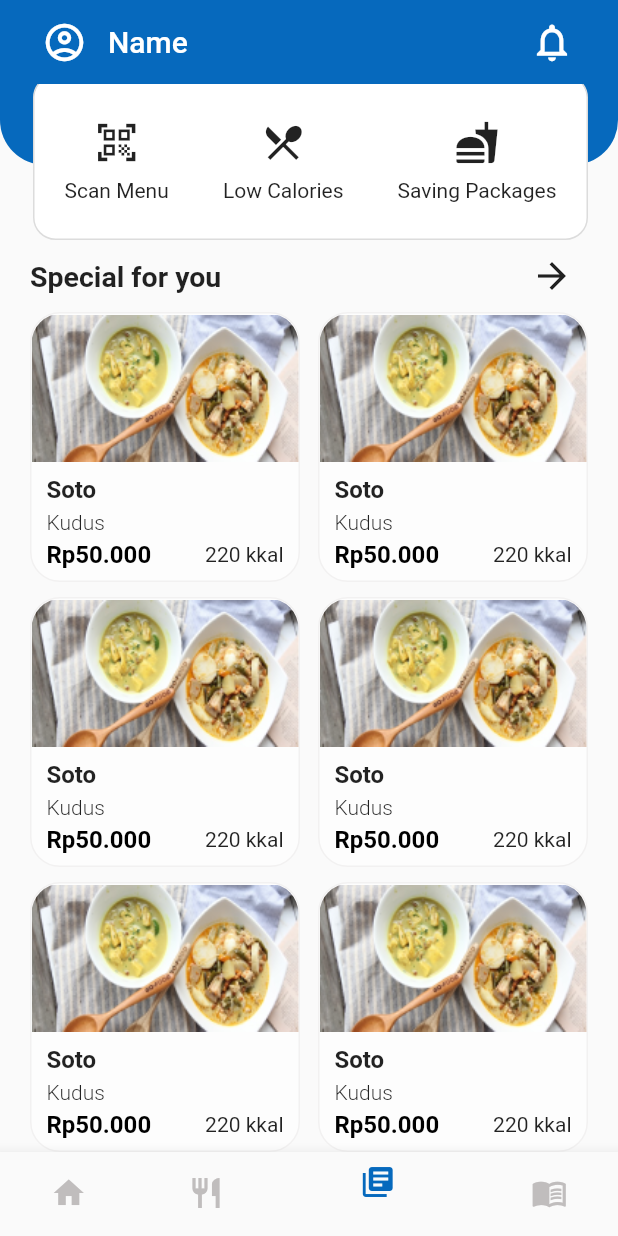
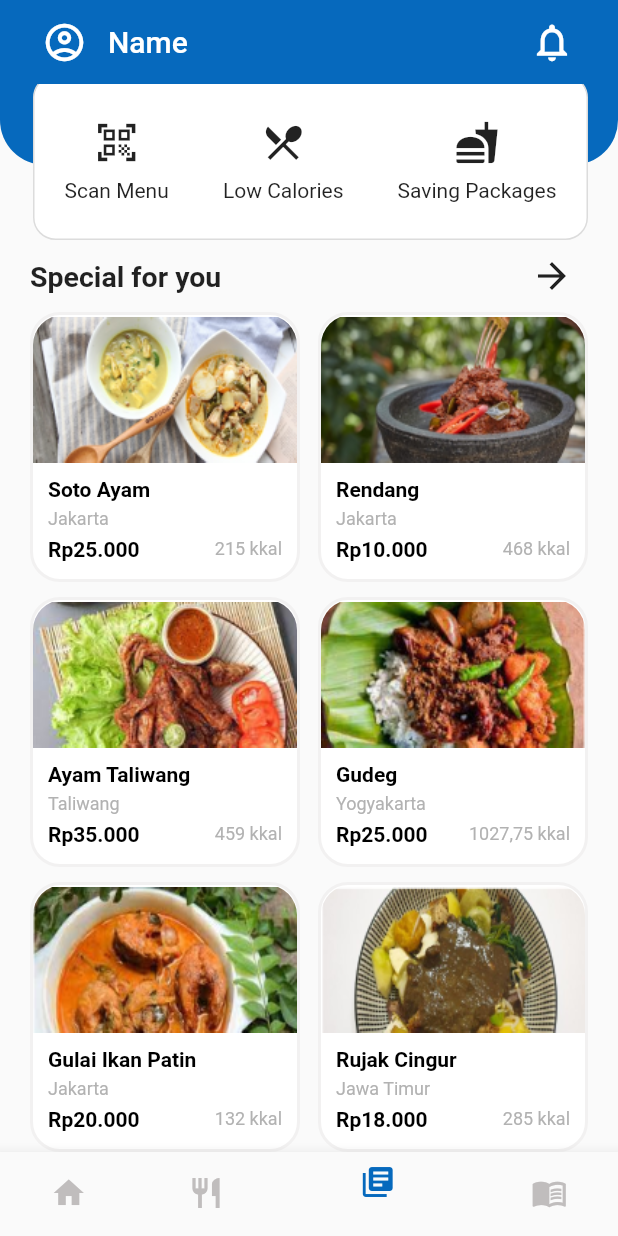
Before and after one commit to nusameals/Capstone-Project-Flutter, a Flutter app: the screen it shows after launch, item 3 of the bottom bar chosen, scrolled down 206 dp, after a tap on the "qr code scanner" icon, on a phone screen of 412 x 824 dp. Run offline on Flutter 3.47's test engine with Material 2 defaults, Android fonts, the phone set to English and light mode, and no system bars; Roboto replaces fonts that are missing (Poppins).

Commit message:
add menu page

```diff
--- a/lib/main.dart
+++ b/lib/main.dart
@@ -12,6 +12,9 @@ class MyApp extends StatelessWidget {
   Widget build(BuildContext context) {
     return MaterialApp(
       debugShowCheckedModeBanner: false,
+      theme: ThemeData(
+        fontFamily: 'Poppins',
+      ),
       home: MainScreen(),
     );
   }
--- /dev/null
+++ b/lib/themes/constant.dart
@@ -0,0 +1,28 @@
+import 'package:flutter/material.dart';
+
+//primary
+const Color primaryBlue = Color(0xFF0669BD);
+const Color primaryBlue80 = Color(0xFF3887CA);
+const Color primaryBlue60 = Color(0xFF6AA5D7);
+const Color primaryBlue40 = Color(0xFF9CC3E5);
+const Color primaryBlue20 = Color(0xFFCDE1F2);
+
+//secondary
+const Color secondaryDanger = Color(0xFFB91C1C);
+const Color secondaryWarning = Color(0xFFF59E0B);
+const Color secondaryInfo = Color(0xFF3B82F6);
+
+//text & background
+//dark
+const Color dark1 = Color(0xFF000000);
+const Color dark2 = Color(0xFF1A1A1A);
+const Color dark3 = Color(0xFF484848);
+const Color dark4 = Color(0xFF7F7F7F);
+const Color dark5 = Color(0xFFB2B2B2);
+
+//light
+const Color light5 = Color(0xFFD8D8D8);
+const Color light4 = Color(0xFFEFEFEF);
+const Color light3 = Color(0xFFFAFAFA);
+const Color light2 = Color(0xFFFEFEFE);
+const Color light1 = Color(0xFFFFFFFF);
--- a/lib/view/component/card_product.dart
+++ b/lib/view/component/card_product.dart
@@ -1,6 +1,8 @@
 // ignore_for_file: public_member_api_docs, sort_constructors_first
 import 'package:flutter/material.dart';
 import 'package:intl/intl.dart';
+
+import '../../themes/constant.dart';
 
 class CardProduct extends StatelessWidget {
   final String imageProduct;
@@ -25,11 +27,11 @@ class CardProduct extends StatelessWidget {
     return Container(
       height: 250,
       decoration: BoxDecoration(
-        color: Color.fromARGB(255, 253, 253, 253),
+        color: light1,
         borderRadius: BorderRadius.circular(20),
         border: Border.all(
           color: const Color.fromARGB(255, 242, 241, 241),
-          width: 1,
+          width: 2,
         ),
       ),
       child: Column(
@@ -52,26 +54,28 @@ class CardProduct extends StatelessWidget {
             child: Text(
               nameProduct,
               style: const TextStyle(
-                fontSize: 16,
+                fontSize: 14,
                 fontWeight: FontWeight.w600,
+                color: dark1,
               ),
             ),
           ),
           const SizedBox(
-            height: 4,
+            height: 5,
           ),
           Padding(
             padding: const EdgeInsets.symmetric(horizontal: 10),
             child: Text(
               lokasi,
               style: const TextStyle(
-                fontSize: 14,
-                fontWeight: FontWeight.w300,
+                fontSize: 12,
+                fontWeight: FontWeight.w400,
+                color: dark5,
               ),
             ),
           ),
           const SizedBox(
-            height: 4,
+            height: 5,
           ),
           Padding(
             padding: const EdgeInsets.symmetric(horizontal: 10),
@@ -83,16 +87,17 @@ class CardProduct extends StatelessWidget {
                       int.parse(price),
                     ),
                     style: const TextStyle(
-                      fontSize: 16,
+                      fontSize: 14,
                       fontWeight: FontWeight.w600,
-                      color: Colors.black,
+                      color: dark1,
                     ),
                   ),
                   Text(
                     kalori,
                     style: const TextStyle(
-                      fontSize: 14,
+                      fontSize: 12,
                       fontWeight: FontWeight.w400,
+                      color: dark5,
                     ),
                   )
                 ]),
--- a/lib/view/home_screen.dart
+++ b/lib/view/home/home_screen.dart
@@ -1,8 +1,6 @@
 import 'package:flutter/material.dart';
 import 'package:nusameals/view/main_screen.dart';
-import 'package:nusameals/view/menu_test_screen.dart';
-
-import 'component/card_product.dart';
+import '../component/card_product.dart';
 
 class HomeScreen extends StatefulWidget {
   const HomeScreen({super.key});
@@ -12,6 +10,50 @@ class HomeScreen extends StatefulWidget {
 }
 
 class _HomeScreenState extends State<HomeScreen> {
+  List dataMenu = [
+    {
+      'imageProduct': "assets/images/gambar_soto.png",
+      'nameProduct': 'Soto Ayam',
+      'lokasi': 'Jakarta',
+      'price': '25000',
+      'kalori': '215 kkal'
+    },
+    {
+      'imageProduct': "assets/images/rendang.png",
+      'nameProduct': 'Rendang',
+      'lokasi': 'Jakarta',
+      'price': '10000',
+      'kalori': '468 kkal'
+    },
+    {
+      'imageProduct': "assets/images/ayam_taliwang.png",
+      'nameProduct': 'Ayam Taliwang',
+      'lokasi': 'Taliwang',
+      'price': '35000',
+      'kalori': '459 kkal'
+    },
+    {
+      'imageProduct': "assets/images/gudeg.png",
+      'nameProduct': 'Gudeg',
+      'lokasi': 'Yogyakarta',
+      'price': '25000',
+      'kalori': '1027,75 kkal'
+    },
+    {
+      'imageProduct': "assets/images/gulai_ikan_patin.png",
+      'nameProduct': 'Gulai Ikan Patin',
+      'lokasi': 'Jakarta',
+      'price': '20000',
+      'kalori': '132 kkal'
+    },
+    {
+      'imageProduct': "assets/images/rujak_cingur.png",
+      'nameProduct': 'Rujak Cingur',
+      'lokasi': 'Jawa Timur',
+      'price': '18000',
+      'kalori': '285 kkal'
+    },
+  ];
   @override
   Widget build(BuildContext context) {
     return Scaffold(
@@ -188,51 +230,26 @@ class _HomeScreenState extends State<HomeScreen> {
               padding: const EdgeInsets.symmetric(horizontal: 20),
               child: Container(
                 width: double.infinity,
-                child: GridView(
+                child: GridView.builder(
+                  itemCount: dataMenu.length,
                   shrinkWrap: true,
                   physics: const ClampingScrollPhysics(),
                   gridDelegate: const SliverGridDelegateWithFixedCrossAxisCount(
                       crossAxisCount: 2,
                       crossAxisSpacing: 12,
                       mainAxisSpacing: 10),
-                  children: const [
-                    CardProduct(
-                        imageProduct: "assets/images/gambar_soto.png",
-                        nameProduct: "Soto",
-                        lokasi: "Kudus",
-                        price: "50000",
-                        kalori: "220 kkal"),
-                    CardProduct(
-                        imageProduct: "assets/images/gambar_soto.png",
-                        nameProduct: "Soto",
-                        lokasi: "Kudus",
-                        price: "50000",
-                        kalori: "220 kkal"),
-                    CardProduct(
-                        imageProduct: "assets/images/gambar_soto.png",
-                        nameProduct: "Soto",
-                        lokasi: "Kudus",
-                        price: "50000",
-                        kalori: "220 kkal"),
-                    CardProduct(
-                        imageProduct: "assets/images/gambar_soto.png",
-                        nameProduct: "Soto",
-                        lokasi: "Kudus",
-                        price: "50000",
-                        kalori: "220 kkal"),
-                    CardProduct(
-                        imageProduct: "assets/images/gambar_soto.png",
-                        nameProduct: "Soto",
-                        lokasi: "Kudus",
-                        price: "50000",
-                        kalori: "220 kkal"),
-                    CardProduct(
-                        imageProduct: "assets/images/gambar_soto.png",
-                        nameProduct: "Soto",
-                        lokasi: "Kudus",
-                        price: "50000",
-                        kalori: "220 kkal"),
-                  ],
+                  itemBuilder: (context, index) {
+                    final item = dataMenu[index];
+                    return GestureDetector(
+                      onTap: () {},
+                      child: CardProduct(
+                          imageProduct: item['imageProduct'],
+                          nameProduct: item['nameProduct'],
+                          lokasi: item['lokasi'],
+                          price: item['price'],
+                          kalori: item['kalori']),
+                    );
+                  },
                 ),
               ),
             ),
--- a/lib/view/main_screen.dart
+++ b/lib/view/main_screen.dart
@@ -1,9 +1,9 @@
 // ignore_for_file: public_member_api_docs, sort_constructors_first
 import 'package:flutter/material.dart';
 
-import 'package:nusameals/view/menu_test_screen.dart';
+import 'package:nusameals/view/menu/menu_screen.dart';
 
-import 'home_screen.dart';
+import 'home/home_screen.dart';
 
 class MainScreen extends StatefulWidget {
   int? selectedIndex;
@@ -20,7 +20,7 @@ class _MainScreenState extends State<MainScreen> {
   int selectedIndex = 1;
   final listScreen = [
     const HomeScreen(),
-    const MenuScreen(), // const MenuScreen()
+    MenuScreen(),
     const HomeScreen(), // const MyOrderScreen()
     const HomeScreen(), // const ReservationScreen()
   ];
--- /dev/null
+++ b/lib/view/menu/menu_screen.dart
@@ -0,0 +1,318 @@
+import 'package:flutter/material.dart';
+
+import '../../themes/constant.dart';
+import '../component/card_product.dart';
+
+class MenuScreen extends StatefulWidget {
+  const MenuScreen({super.key});
+
+  @override
+  State<MenuScreen> createState() => _MenuScreenState();
+}
+
+class _MenuScreenState extends State<MenuScreen> {
+  List dataMenu = [
+    {
+      'imageProduct': "assets/images/gambar_soto.png",
+      'nameProduct': 'Soto Ayam',
+      'lokasi': 'Jakarta',
+      'price': '25000',
+      'kalori': '215 kkal'
+    },
+    {
+      'imageProduct': "assets/images/rendang.png",
+      'nameProduct': 'Rendang',
+      'lokasi': 'Jakarta',
+      'price': '10000',
+      'kalori': '468 kkal'
+    },
+    {
+      'imageProduct': "assets/images/ayam_taliwang.png",
+      'nameProduct': 'Ayam Taliwang',
+      'lokasi': 'Taliwang',
+      'price': '35000',
+      'kalori': '459 kkal'
+    },
+    {
+      'imageProduct': "assets/images/gudeg.png",
+      'nameProduct': 'Gudeg',
+      'lokasi': 'Yogyakarta',
+      'price': '25000',
+      'kalori': '1027,75 kkal'
+    },
+    {
+      'imageProduct': "assets/images/gulai_ikan_patin.png",
+      'nameProduct': 'Gulai Ikan Patin',
+      'lokasi': 'Jakarta',
+      'price': '20000',
+      'kalori': '132 kkal'
+    },
+    {
+      'imageProduct': "assets/images/rujak_cingur.png",
+      'nameProduct': 'Rujak Cingur',
+      'lokasi': 'Jawa Timur',
+      'price': '18000',
+      'kalori': '285 kkal'
+    },
+  ];
+  @override
+  Widget build(BuildContext context) {
+    return Scaffold(
+      body: SafeArea(
+        child: Column(
+          children: [
+            Padding(
+              padding: const EdgeInsets.fromLTRB(20, 20, 20, 10),
+              child: Row(
+                mainAxisAlignment: MainAxisAlignment.spaceBetween,
+                children: [
+                  Container(
+                    width: MediaQuery.of(context).size.width - 100,
+                    padding: const EdgeInsets.symmetric(
+                      horizontal: 10,
+                    ),
+                    height: 50,
+                    decoration: BoxDecoration(
+                      borderRadius: BorderRadius.circular(20),
+                      color: light4,
+                    ),
+                    child: const TextField(
+                      enabled: false,
+                      decoration: InputDecoration(
+                        border: InputBorder.none,
+                        prefixIcon: Icon(
+                          Icons.search,
+                          color: dark1,
+                          size: 18,
+                        ),
+                        hintText: "Search",
+                        hintStyle: TextStyle(
+                          color: dark1,
+                          fontSize: 16,
+                        ),
+                      ),
+                      style: TextStyle(
+                        fontSize: 18,
+                      ),
+                    ),
+                  ),
+                  IconButton(
+                    onPressed: () {},
+                    icon: Icon(
+                      Icons.shopping_cart_outlined,
+                      size: 30,
+                    ),
+                  ),
+                ],
+              ),
+            ),
+            Expanded(
+              child: DefaultTabController(
+                length: 3,
+                child: Column(
+                  children: [
+                    Material(
+                      child: Container(
+                        height: 55,
+                        color: Colors.transparent,
+                        child: TabBar(
+                          dividerColor: Colors.blue[50],
+                          physics: const ClampingScrollPhysics(),
+                          padding: const EdgeInsets.all(10),
+                          unselectedLabelColor: dark1,
+                          labelColor: dark1,
+                          indicatorSize: TabBarIndicatorSize.label,
+                          indicator: BoxDecoration(
+                            borderRadius: BorderRadius.circular(8),
+                            color: primaryBlue20,
+                          ),
+                          tabs: [
+                            Tab(
+                              child: Container(
+                                padding:
+                                    const EdgeInsets.symmetric(horizontal: 5),
+                                decoration: BoxDecoration(
+                                  borderRadius: BorderRadius.circular(10),
+                                  border: Border.all(
+                                      color: primaryBlue20, width: 1),
+                                ),
+                                child: const Align(
+                                  alignment: Alignment.center,
+                                  child: Text(
+                                    "For You",
+                                    style: TextStyle(
+                                      fontSize: 14,
+                                      color: dark1,
+                                    ),
+                                  ),
+                                ),
+                              ),
+                            ),
+                            Tab(
+                              child: Container(
+                                padding:
+                                    const EdgeInsets.symmetric(horizontal: 5),
+                                decoration: BoxDecoration(
+                                  borderRadius: BorderRadius.circular(10),
+                                  border: Border.all(
+                                      color: primaryBlue20, width: 1),
+                                ),
+                                child: const Align(
+                                  alignment: Alignment.center,
+                                  child: Text(
+                                    "Low Calories",
+                                    style: TextStyle(
+                                      fontSize: 14,
+                                      color: dark1,
+                                    ),
+                                  ),
+                                ),
+                              ),
+                            ),
+                            Tab(
+                              child: Container(
+                                padding:
+                                    const EdgeInsets.symmetric(horizontal: 5),
+                                decoration: BoxDecoration(
+                                  borderRadius: BorderRadius.circular(10),
+                                  border: Border.all(
+                                      color: primaryBlue20, width: 1),
+                                ),
+                                child: const Align(
+                                  alignment: Alignment.center,
+                                  child: Text(
+                                    "Saving Package",
+                                    textAlign: TextAlign.center,
+                                    style: TextStyle(
+                                      fontSize: 14,
+                                      color: dark1,
+                                    ),
+                                  ),
+                                ),
+                              ),
+                            ),
+                          ],
+                        ),
+                      ),
+                    ),
+                    const Divider(
+                      thickness: 1,
+                      color: light5,
+                    ),
+                    Expanded(
+                      child: SingleChildScrollView(
+                        child: SizedBox(
+                          height: MediaQuery.of(context).size.height - 200,
+                          child: TabBarView(
+                            children: [
+                              Padding(
+                                padding:
+                                    const EdgeInsets.symmetric(horizontal: 20),
+                                child: SizedBox(
+                                  width: double.infinity,
+                                  child: GridView.builder(
+                                    itemCount: dataMenu.length,
+                                    shrinkWrap: true,
+                                    physics: const ClampingScrollPhysics(),
+                                    gridDelegate:
+                                        const SliverGridDelegateWithFixedCrossAxisCount(
+                                            crossAxisCount: 2,
+                                            crossAxisSpacing: 12,
+                                            mainAxisSpacing: 10),
+                                    itemBuilder: (context, index) {
+                                      final item = dataMenu[index];
+                                      return GestureDetector(
+                                        onTap: () {},
+                                        child: CardProduct(
+                                            imageProduct: item['imageProduct'],
+                                            nameProduct: item['nameProduct'],
+                                            lokasi: item['lokasi'],
+                                            price: item['price'],
+                                            kalori: item['kalori']),
+                                      );
+                                    },
+                                  ),
+                                ),
+                              ),
+                              Padding(
+                                padding:
+                                    const EdgeInsets.symmetric(horizontal: 20),
+                                child: SizedBox(
+                                  width: double.infinity,
+                                  child: GridView.builder(
+                                    itemCount: dataMenu.length,
+                                    shrinkWrap: true,
+                                    physics: const ClampingScrollPhysics(),
+                                    gridDelegate:
+                                        const SliverGridDelegateWithFixedCrossAxisCount(
+                                            crossAxisCount: 2,
+                                            crossAxisSpacing: 12,
+                                            mainAxisSpacing: 10),
+                                    itemBuilder: (context, index) {
+                                      final item = dataMenu[index];
+                                      return GestureDetector(
+                                        onTap: () {},
+                                        child: CardProduct(
+                                          imageProduct: item['imageProduct'],
+                                          nameProduct: item['nameProduct'],
+                                          lokasi: item['lokasi'],
+                                          price: item['price'],
+                                          kalori: item['kalori'],
+                                        ),
+                                      );
+                                    },
+                                  ),
+                                ),
+                              ),
+                              Padding(
+                                padding: const EdgeInsets.symmetric(
+                                  horizontal: 20,
+                                ),
+                                child: SizedBox(
+                                  width: double.infinity,
+                                  child: GridView.builder(
+                                    itemCount: dataMenu.length,
+                                    shrinkWrap: true,
+                                    physics: const ClampingScrollPhysics(),
+                                    gridDelegate:
+                                        const SliverGridDelegateWithFixedCrossAxisCount(
+                                            crossAxisCount: 2,
+                                            crossAxisSpacing: 12,
+                                            mainAxisSpacing: 10),
+                                    itemBuilder: (context, index) {
+                                      final item = dataMenu[index];
+                                      return GestureDetector(
+                                        onTap: () {},
+                                        child: CardProduct(
+                                            imageProduct: item['imageProduct'],
+                                            nameProduct: item['nameProduct'],
+                                            lokasi: item['lokasi'],
+                                            price: item['price'],
+                                            kalori: item['kalori']),
+                                      );
+                                    },
+                                  ),
+                                ),
+                              ),
+                            ],
+                          ),
+                        ),
+                      ),
+                    )
+                  ],
+                ),
+              ),
+            )
+          ],
+        ),
+      ),
+      floatingActionButton: FloatingActionButton(
+        backgroundColor: primaryBlue,
+        onPressed: () {},
+        child: const Icon(
+          Icons.qr_code_scanner,
+        ),
+      ),
+    );
+  }
+}
--- a/lib/view/menu_test_screen.dart
+++ /dev/null
@@ -1,17 +0,0 @@
-import 'package:flutter/material.dart';
-
-class MenuScreen extends StatefulWidget {
-  const MenuScreen({super.key});
-
-  @override
-  State<MenuScreen> createState() => _MenuScreenState();
-}
-
-class _MenuScreenState extends State<MenuScreen> {
-  @override
-  Widget build(BuildContext context) {
-    return Scaffold(
-      body: Center(child: Text('Ini Menu')),
-    );
-  }
-}
```
Also changed, not shown: assets/images/ayam_taliwang.png (added), assets/images/carousel2.png (added), assets/images/gudeg.png (added), assets/images/gulai_ikan_patin.png (added), assets/images/rendang.png (added), assets/images/rujak_cingur.png (added).
